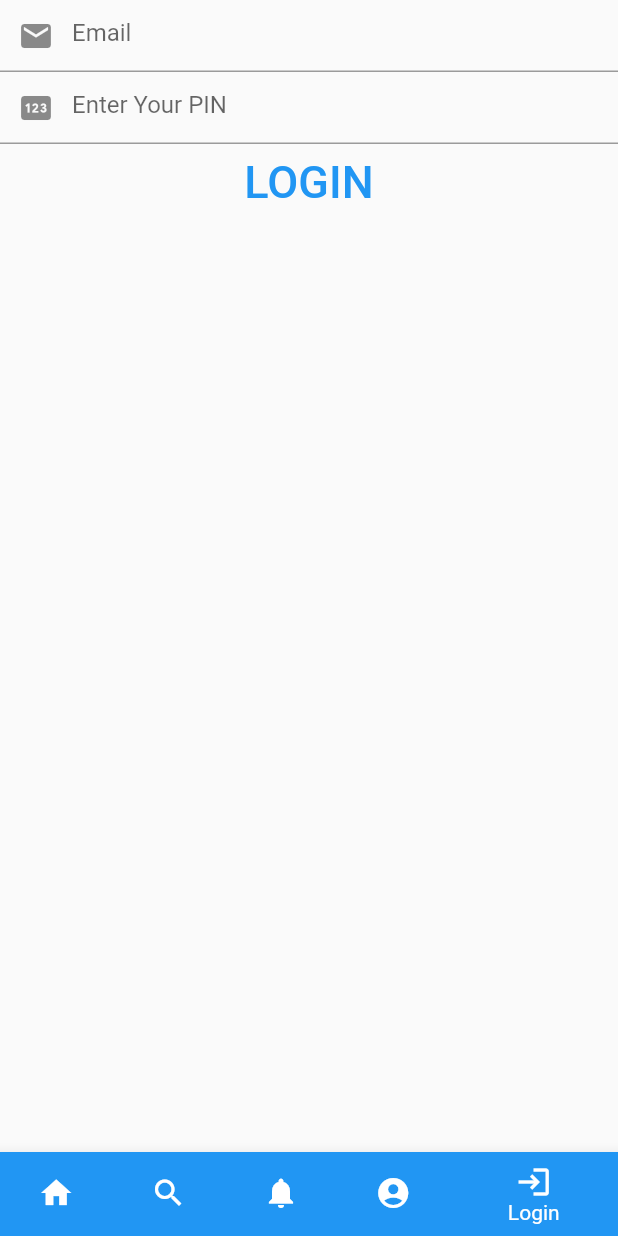
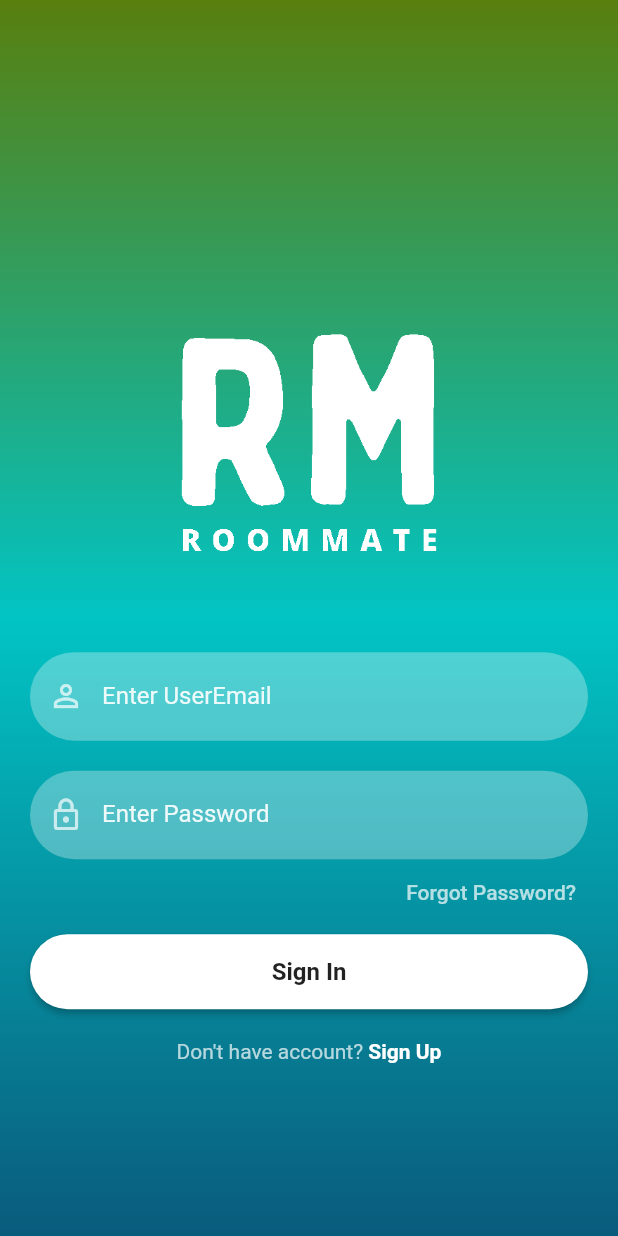
Before and after one commit to Erazsher/Project_Yo, a Flutter app: the screen it shows after launch, on a phone screen of 412 x 824 dp. Run offline on Flutter 3.47's test engine with Material 2 defaults, Android fonts, the phone set to English and light mode, and no system bars; our stand-ins replace animated_splash_screen, firebase_auth, firebase_core, font_awesome_flutter; accounts and stored records are empty.

Commit message:
login page added singup also and reset also with backed firebase

```diff
--- a/lib/loginpage.dart
+++ /dev/null
@@ -1,54 +0,0 @@
-import 'package:flutter/material.dart';
-
-class LoginPage extends StatefulWidget {
-  const LoginPage({Key? key}) : super(key: key);
-
-  @override
-  State<LoginPage> createState() => _LoginPageState();
-}
-
-class _LoginPageState extends State<LoginPage> {
-  TextEditingController email = new TextEditingController();
-  TextEditingController pass = new TextEditingController();
-  void _validate() {
-    print(email.text);
-    print(pass.text);
-  }
-
-  @override
-  Widget build(BuildContext context) {
-    return Scaffold(
-      body: Column(
-        children: [
-          TextField(
-            obscureText: false,
-            style: const TextStyle(color: Colors.white),
-            decoration: const InputDecoration(
-              prefixIcon: Icon(Icons.email),
-              hintText: "Email",
-            ),
-            controller: email,
-            keyboardType: TextInputType.number,
-          ),
-          TextField(
-            obscureText: true,
-            decoration: const InputDecoration(
-                prefixIcon: Icon(Icons.pin),
-
-                // border: OutlineInputBorder()
-                // labelText: 'Enter your PIN',
-                hintText: "Enter Your PIN"),
-            controller: pass,
-            keyboardType: TextInputType.number,
-          ),
-          TextButton(
-              onPressed: _validate,
-              child: const Text(
-                "LOGIN",
-                style: TextStyle(fontSize: 30),
-              )),
-        ],
-      ),
-    );
-  }
-}
--- a/lib/main.dart
+++ b/lib/main.dart
@@ -1,14 +1,13 @@
 import 'package:flutter/material.dart';
+import 'package:firebase_core/firebase_core.dart';
+
 import 'package:animated_splash_screen/animated_splash_screen.dart';
-// import 'package:page_transition/page_transition.dart';
 
-import "notifi.dart";
-import "home.dart";
-import "search.dart";
-import "profile.dart";
-import 'loginpage.dart';
+import 'screens/loginpage.dart';
 
-void main() {
+void main() async {
+  WidgetsFlutterBinding.ensureInitialized();
+  await Firebase.initializeApp();
   runApp(const MyApp());
 }
 
@@ -26,65 +25,9 @@
         home: AnimatedSplashScreen(
             duration: 1800,
             splash: "assets/images/logo.png",
-            nextScreen: const MyStatefulWidget(),
+            nextScreen: const LoginPage(),
             splashTransition: SplashTransition.fadeTransition,
             // pageTransitionType: PageTransitionType.scale,
             backgroundColor: Colors.black));
   }
 }
-
-class MyStatefulWidget extends StatefulWidget {
-  const MyStatefulWidget({Key? key}) : super(key: key);
-
-  @override
-  State<MyStatefulWidget> createState() => _MyStatefulWidgetState();
-}
-
-class _MyStatefulWidgetState extends State<MyStatefulWidget> {
-  final _pageOptions = [
-    HomePage(),
-    SearchPage(),
-    NotificationPage(),
-    ProfilePage(),
-    LoginPage()
-  ];
-  int _selectedIndex = 4;
-  @override
-  Widget build(BuildContext context) {
-    return Scaffold(
-      body: _pageOptions[_selectedIndex],
-      bottomNavigationBar: BottomNavigationBar(
-        items: const <BottomNavigationBarItem>[
-          BottomNavigationBarItem(
-            icon: Icon(Icons.home),
-            label: 'Home',
-            backgroundColor: Colors.red,
-          ),
-          BottomNavigationBarItem(
-            icon: Icon(Icons.search),
-            label: 'Search',
-            backgroundColor: Colors.green,
-          ),
-          BottomNavigationBarItem(
-            icon: Icon(Icons.notifications),
-            label: 'Notifications',
-            backgroundColor: Colors.purple,
-          ),
-          BottomNavigationBarItem(
-            icon: Icon(Icons.account_circle_rounded),
-            label: 'Profile',
-            backgroundColor: Colors.blue,
-          ),
-          BottomNavigationBarItem(
-            icon: Icon(Icons.login),
-            label: 'Login',
-            backgroundColor: Colors.blue,
-          ),
-        ],
-        currentIndex: _selectedIndex,
-        selectedItemColor: Colors.white,
-        onTap: (index) => setState(() => _selectedIndex = index),
-      ),
-    );
-  }
-}
--- /dev/null
+++ b/lib/reuse/reusable_widget.dart
@@ -0,0 +1,68 @@
+import 'package:flutter/material.dart';
+
+Image logoWidget(String imageName) {
+  return Image.asset(
+    imageName,
+    fit: BoxFit.fitWidth,
+    width: 240,
+    height: 240,
+    color: Colors.white,
+  );
+}
+
+TextField reusableTextField(String text, IconData icon, bool isPasswordType,
+    TextEditingController controller) {
+  return TextField(
+    controller: controller,
+    obscureText: isPasswordType,
+    enableSuggestions: !isPasswordType,
+    autocorrect: !isPasswordType,
+    cursorColor: Colors.white,
+    style: TextStyle(color: Colors.white.withOpacity(0.9)),
+    decoration: InputDecoration(
+      prefixIcon: Icon(
+        icon,
+        color: Colors.white70,
+      ),
+      labelText: text,
+      labelStyle: TextStyle(color: Colors.white.withOpacity(0.9)),
+      filled: true,
+      floatingLabelBehavior: FloatingLabelBehavior.never,
+      fillColor: Colors.white.withOpacity(0.3),
+      border: OutlineInputBorder(
+          borderRadius: BorderRadius.circular(30.0),
+          borderSide: const BorderSide(width: 0, style: BorderStyle.none)),
+    ),
+    keyboardType: isPasswordType
+        ? TextInputType.visiblePassword
+        : TextInputType.emailAddress,
+  );
+}
+
+Container firebaseUIButton(BuildContext context, String title, Function onTap) {
+  return Container(
+    width: MediaQuery.of(context).size.width,
+    height: 50,
+    margin: const EdgeInsets.fromLTRB(0, 10, 0, 20),
+    decoration: BoxDecoration(borderRadius: BorderRadius.circular(90)),
+    child: ElevatedButton(
+      onPressed: () {
+        onTap();
+      },
+      child: Text(
+        title,
+        style: const TextStyle(
+            color: Colors.black87, fontWeight: FontWeight.bold, fontSize: 16),
+      ),
+      style: ButtonStyle(
+          backgroundColor: MaterialStateProperty.resolveWith((states) {
+            if (states.contains(MaterialState.pressed)) {
+              return Colors.black26;
+            }
+            return Colors.white;
+          }),
+          shape: MaterialStateProperty.all<RoundedRectangleBorder>(
+              RoundedRectangleBorder(borderRadius: BorderRadius.circular(30)))),
+    ),
+  );
+}
--- /dev/null
+++ b/lib/screens/loginpage.dart
@@ -0,0 +1,110 @@
+import 'package:flutter/material.dart';
+
+import 'package:firebase_auth/firebase_auth.dart';
+import "package:roommate_app/reuse/reusable_widget.dart";
+import 'package:roommate_app/utils/color_utils.dart';
+import 'package:roommate_app/screens/basepage.dart';
+import "singup.dart";
+import "reset_password.dart";
+
+class LoginPage extends StatefulWidget {
+  const LoginPage({Key? key}) : super(key: key);
+
+  @override
+  State<LoginPage> createState() => _LoginPageState();
+}
+
+class _LoginPageState extends State<LoginPage> {
+  TextEditingController _passwordTextController = TextEditingController();
+  TextEditingController _emailTextController = TextEditingController();
+  @override
+  Widget build(BuildContext context) {
+    return Scaffold(
+      body: Container(
+        width: MediaQuery.of(context).size.width,
+        height: MediaQuery.of(context).size.height,
+        decoration: BoxDecoration(
+            gradient: LinearGradient(colors: [
+          hexStringToColor("587F0E"),
+          hexStringToColor("02C4C4"),
+          hexStringToColor("095B7C")
+        ], begin: Alignment.topCenter, end: Alignment.bottomCenter)),
+        child: SingleChildScrollView(
+          child: Padding(
+            padding: EdgeInsets.fromLTRB(
+                20, MediaQuery.of(context).size.height * 0.2, 20, 0),
+            child: Column(
+              children: <Widget>[
+                logoWidget("assets/images/logo3.png"),
+                const SizedBox(
+                  height: 30,
+                ),
+                reusableTextField("Enter UserEmail", Icons.person_outline,
+                    false, _emailTextController),
+                const SizedBox(
+                  height: 20,
+                ),
+                reusableTextField("Enter Password", Icons.lock_outline, true,
+                    _passwordTextController),
+                const SizedBox(
+                  height: 5,
+                ),
+                forgetPassword(context),
+                firebaseUIButton(context, "Sign In", () {
+                  FirebaseAuth.instance
+                      .signInWithEmailAndPassword(
+                          email: _emailTextController.text,
+                          password: _passwordTextController.text)
+                      .then((value) {
+                    Navigator.push(context,
+                        MaterialPageRoute(builder: (context) => BasePage()));
+                  }).onError((error, stackTrace) {
+                    print("Error ${error.toString()}");
+                  });
+                }),
+                signUpOption()
+              ],
+            ),
+          ),
+        ),
+      ),
+    );
+  }
+
+  Row signUpOption() {
+    return Row(
+      mainAxisAlignment: MainAxisAlignment.center,
+      children: [
+        const Text("Don't have account?",
+            style: TextStyle(color: Colors.white70)),
+        GestureDetector(
+          onTap: () {
+            Navigator.push(context,
+                MaterialPageRoute(builder: (context) => SignUpScreen()));
+          },
+          child: const Text(
+            " Sign Up",
+            style: TextStyle(color: Colors.white, fontWeight: FontWeight.bold),
+          ),
+        )
+      ],
+    );
+  }
+
+  Widget forgetPassword(BuildContext context) {
+    return Container(
+      width: MediaQuery.of(context).size.width,
+      height: 35,
+      alignment: Alignment.bottomRight,
+      child: TextButton(
+        child: const Text(
+          "Forgot Password?",
+          style: TextStyle(color: Colors.white70),
+          textAlign: TextAlign.right,
+        ),
+        onPressed: () => Navigator.push(
+            context, MaterialPageRoute(builder: (context) => ResetPassword())),
+      ),
+    );
+  }
+}
--- a/lib/notifi.dart
+++ b/lib/screens/notifi.dart
@@ -1,5 +1,5 @@
 import 'package:flutter/material.dart';
-import 'package:roommate_app/home.dart';
+import 'package:roommate_app/screens/home.dart';
 
 class NotificationPage extends StatefulWidget {
   @override
--- /dev/null
+++ b/lib/utils/color_utils.dart
@@ -0,0 +1,9 @@
+import 'package:flutter/material.dart';
+
+hexStringToColor(String hexColor) {
+  hexColor = hexColor.toUpperCase().replaceAll("#", "");
+  if (hexColor.length == 6) {
+    hexColor = "FF" + hexColor;
+  }
+  return Color(int.parse(hexColor, radix: 16));
+}
--- a/pubspec.yaml
+++ b/pubspec.yaml
@@ -36,6 +36,8 @@
   font_awesome_flutter: ^10.1.0
   flutter_launcher_icons: ^0.9.2
   animated_splash_screen: ^1.2.0
+  firebase_core: ^1.17.1
+  firebase_auth: ^3.3.19
 
 dev_dependencies:
   flutter_test:
@@ -74,6 +76,9 @@
     - assets/images/image4.jpg
     - assets/images/profile.png
     - assets/images/logo.png
+    - assets/images/logo1.png
+    - assets/images/logo2.png
+    - assets/images/logo3.png
 
 
     # - images/a_dot_ham.jpeg
```
Also changed, not shown: lib/screens/basepage.dart (added, +68 -0 lines), lib/screens/logout.dart (added, +30 -0 lines), lib/screens/reset_password.dart (added, +60 -0 lines), lib/screens/singup.dart (added, +80 -0 lines), assets/images/logo1.png (added), assets/images/logo2.png (added), assets/images/logo3.png (added), lib/screens/home.dart (renamed from lib/home.dart), lib/screens/host_room.dart (renamed from lib/host_room.dart), lib/screens/profile.dart (renamed from lib/profile.dart), lib/screens/search.dart (renamed from lib/search.dart), pubspec.lock, 3 other files.
